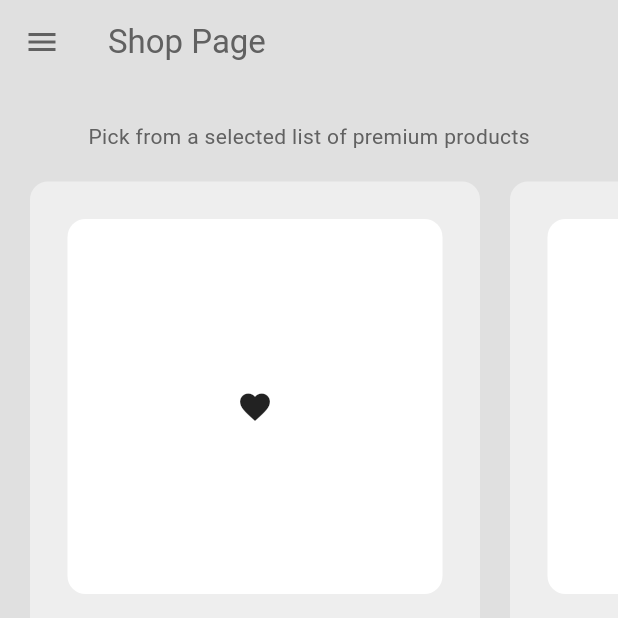
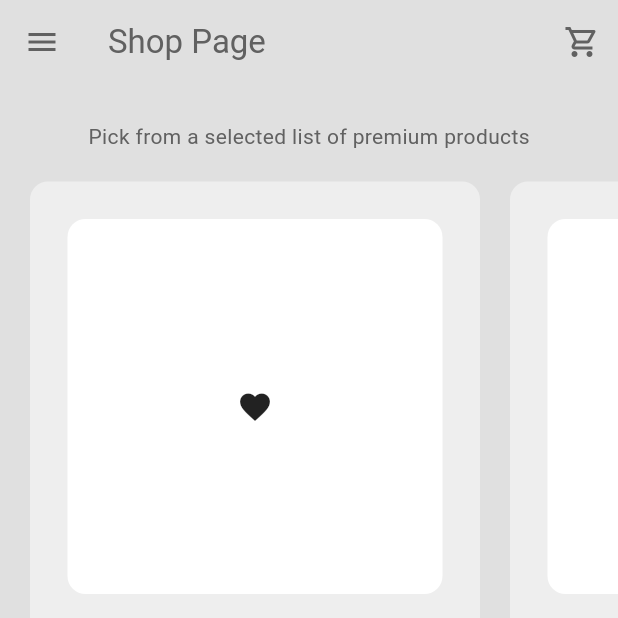
Before and after one commit to milan-koirala/shopx-flutter, a Flutter app: the ShopPage screen opened by its route, on a phone screen of 412 x 824 dp, the top half of it. Run offline on Flutter 3.47's test engine with Material 3 defaults, Android fonts, the phone set to English and light mode, and no system bars.

Commit message:
Add cart navigation button to ShopPage AppBar

```diff
--- a/lib/pages/shop_page.dart
+++ b/lib/pages/shop_page.dart
@@ -18,6 +18,12 @@ class ShopPage extends StatelessWidget {
         elevation: 0,
         foregroundColor: Theme.of(context).colorScheme.inversePrimary,
         title: const Text("Shop Page"),
+        actions: [
+          // go to cart button
+          IconButton(
+            onPressed: () => Navigator.pushNamed(context, "/cart_page"),
+            icon: const Icon(Icons.shopping_cart_outlined))
+        ],
       ),
       drawer: const MyDrawer(),
       backgroundColor: Theme.of(context).colorScheme.background,
```
